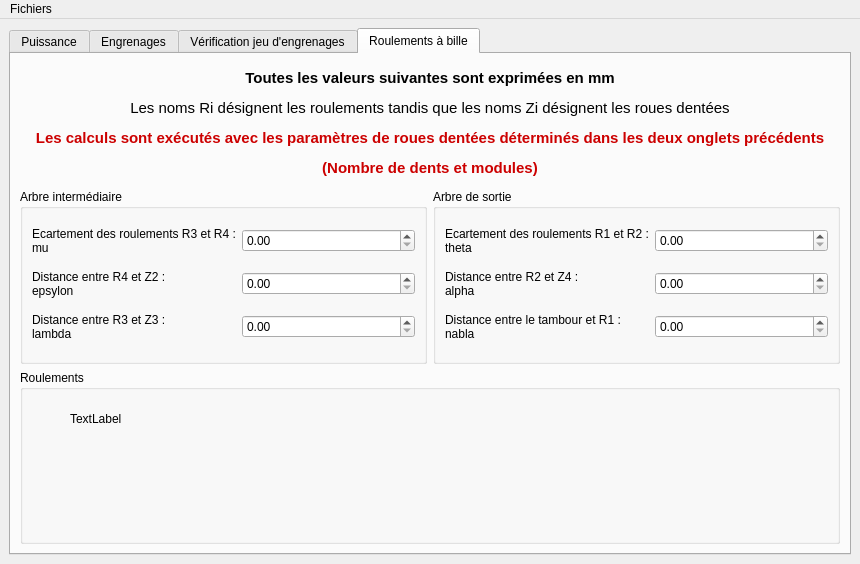
This is UI_engr/mainwindow.ui in Cypher-0/UI_calc_engr_S3A as Qt 5 draws it before an edit. The edited form follows.
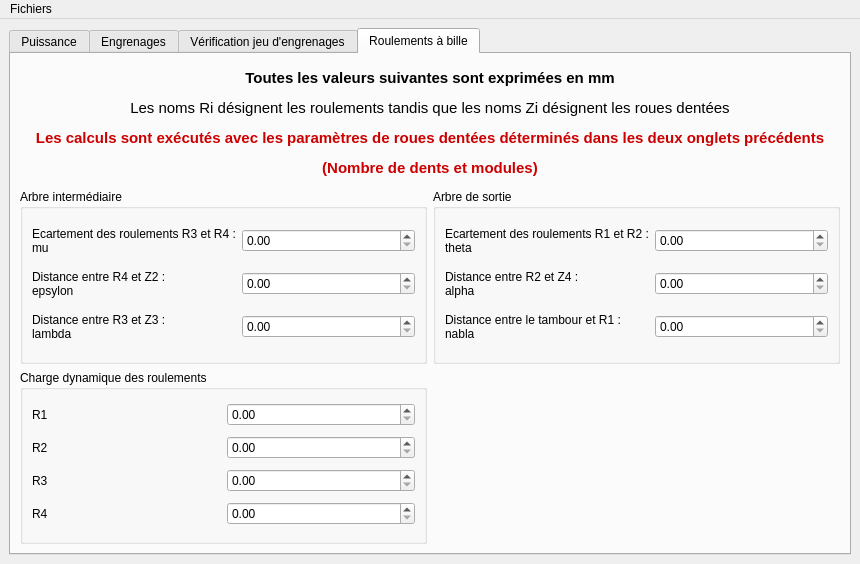
This is the edited form. The open tabs and pages were chosen to show the change. Icons and pictures are not drawn.

```diff
--- a/UI_engr/mainwindow.ui
+++ b/UI_engr/mainwindow.ui
@@ -1404,24 +1404,53 @@
           </layout>
          </widget>
         </item>
-        <item row="4" column="1" colspan="2">
-         <widget class="QGroupBox" name="groupBox">
+        <item row="4" column="1">
+         <widget class="QGroupBox" name="gb_bear_dynLoad">
           <property name="title">
-           <string>Roulements</string>
+           <string>Charge dynamique des roulements</string>
           </property>
-          <widget class="QLabel" name="label">
-           <property name="geometry">
-            <rect>
-             <x>50</x>
-             <y>40</y>
-             <width>67</width>
-             <height>17</height>
-            </rect>
-           </property>
-           <property name="text">
-            <string>TextLabel</string>
-           </property>
-          </widget>
+          <layout class="QGridLayout" name="gridLayout_10">
+           <item row="0" column="0">
+            <widget class="QLabel" name="lbl_disp_bear_dynLoadB1">
+             <property name="text">
+              <string>R1</string>
+             </property>
+            </widget>
+           </item>
+           <item row="0" column="1">
+            <widget class="QDoubleSpinBox" name="dsb_bear_dynLoadB1"/>
+           </item>
+           <item row="1" column="0">
+            <widget class="QLabel" name="lbl_disp_bear_dynLoadB2">
+             <property name="text">
+              <string>R2</string>
+             </property>
+            </widget>
+           </item>
+           <item row="1" column="1">
+            <widget class="QDoubleSpinBox" name="dsb_bear_dynLoadB2"/>
+           </item>
+           <item row="2" column="0">
+            <widget class="QLabel" name="lbl_disp_bear_dynLoadB3">
+             <property name="text">
+              <string>R3</string>
+             </property>
+            </widget>
+           </item>
+           <item row="2" column="1">
+            <widget class="QDoubleSpinBox" name="dsb_bear_dynLoadB3"/>
+           </item>
+           <item row="3" column="0">
+            <widget class="QLabel" name="lbl_disp_bear_dynLoadB4">
+             <property name="text">
+              <string>R4</string>
+             </property>
+            </widget>
+           </item>
+           <item row="3" column="1">
+            <widget class="QDoubleSpinBox" name="dsb_bear_dynLoadB4"/>
+           </item>
+          </layout>
          </widget>
         </item>
        </layout>
```
Left out of the diff: 8 changed lines with no effect on the pictures.
